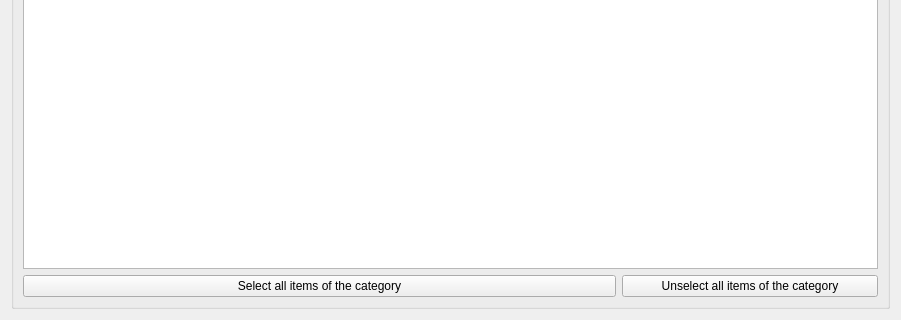
Above: generic_cv_tasks/ui/widget_select_action_to_classify.ui from stereomatchingkiss/show_cases before the change; both pictures show x 0 to 901 and y 318 to 638 of the 901 by 638 pixel window. Below: the same form after it.
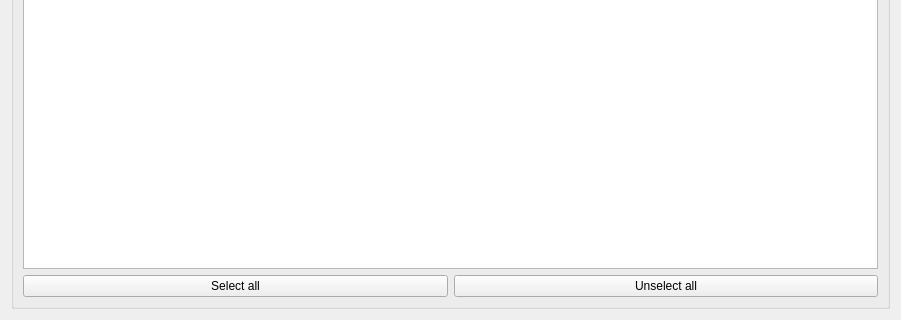
That is the form after the change.

Commit message: implement select all and unselect all functions

Diff of the .ui file:
```diff
--- a/generic_cv_tasks/ui/widget_select_action_to_classify.ui
+++ b/generic_cv_tasks/ui/widget_select_action_to_classify.ui
@@ -43,7 +43,10 @@
       <string>Select object</string>
      </property>
      <layout class="QGridLayout" name="gridLayout">
-      <item row="1" column="0" colspan="4">
+      <item row="0" column="1" colspan="2">
+       <widget class="QLineEdit" name="lineEditSearchAction"/>
+      </item>
+      <item row="1" column="0" colspan="3">
        <widget class="QTableWidget" name="tableWidget">
         <column>
          <property name="text">
@@ -57,23 +60,6 @@
         </column>
        </widget>
       </item>
-      <item row="2" column="0" colspan="3">
-       <widget class="QPushButton" name="pushButtonSelectAllItemsOfTheCategory">
-        <property name="text">
-         <string>Select all items of the category</string>
-        </property>
-       </widget>
-      </item>
-      <item row="2" column="3">
-       <widget class="QPushButton" name="pushButtonUnSelectAllItemsOfTheCategory">
-        <property name="text">
-         <string>Unselect all items of the category</string>
-        </property>
-       </widget>
-      </item>
-      <item row="0" column="1" colspan="3">
-       <widget class="QLineEdit" name="lineEditSearchAction"/>
-      </item>
       <item row="0" column="0">
        <widget class="QLabel" name="label">
         <property name="sizePolicy">
@@ -87,6 +73,24 @@
         </property>
        </widget>
       </item>
+      <item row="2" column="0" colspan="3">
+       <layout class="QHBoxLayout" name="horizontalLayout">
+        <item>
+         <widget class="QPushButton" name="pushButtonSelectAll">
+          <property name="text">
+           <string>Select all</string>
+          </property>
+         </widget>
+        </item>
+        <item>
+         <widget class="QPushButton" name="pushButtonUnSelectUnselectAll">
+          <property name="text">
+           <string>Unselect all</string>
+          </property>
+         </widget>
+        </item>
+       </layout>
+      </item>
      </layout>
     </widget>
    </item>
```
The commit also changes 2 other files.
